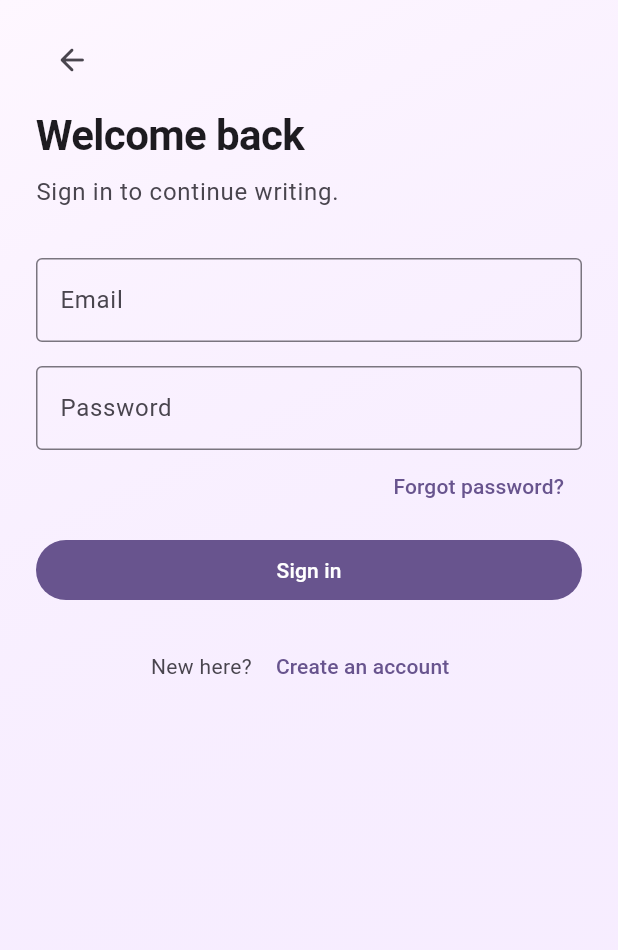
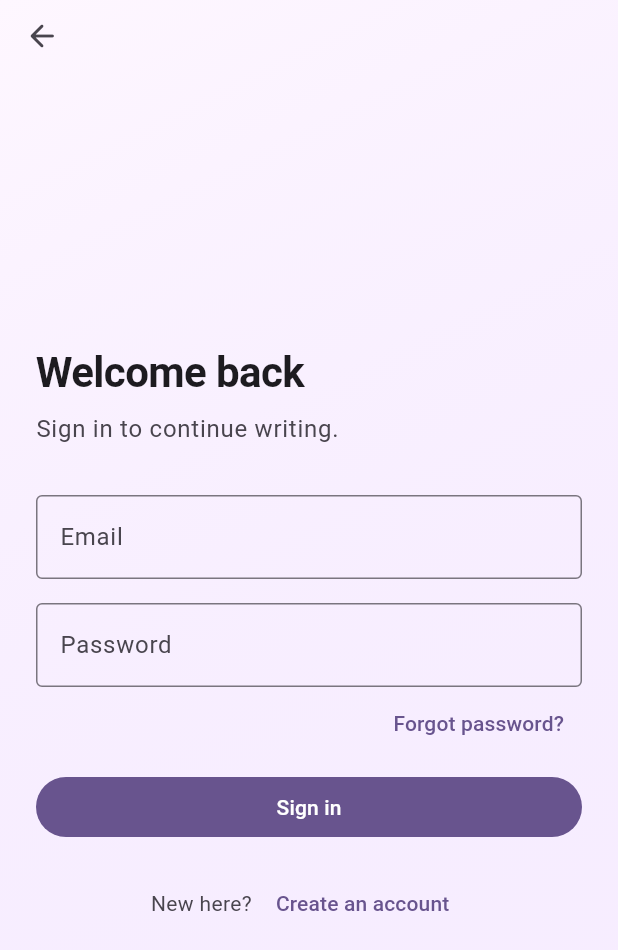
Before and after one commit to Gudynya/LuminaWriters, a Flutter app: the screen it shows after launch, after a tap on "Log in", on a phone screen of 412 x 824 dp. Shown: the top 950 px of the screen. Run offline on Flutter 3.47's test engine with Material 3 defaults, Android fonts, the phone set to English and light mode, and no system bars; network calls fail.

Commit message:
fix(ui): colocar la flecha atrás en la esquina superior izquierda en login y registro
Made-with: Cursor

```diff
--- a/app/lib/screens/login_page.dart
+++ b/app/lib/screens/login_page.dart
@@ -44,21 +44,31 @@ class _LoginPageState extends State<LoginPage> {
           ),
         ),
         child: SafeArea(
-          child: Center(
-            child: ConstrainedBox(
-              constraints: const BoxConstraints(maxWidth: 420),
-              child: ListView(
-                padding: const EdgeInsets.symmetric(horizontal: 24, vertical: 16),
+          child: Column(
+            crossAxisAlignment: CrossAxisAlignment.stretch,
             children: [
-                  Align(
-                    alignment: Alignment.centerLeft,
+              Padding(
+                padding: const EdgeInsetsDirectional.only(start: 4),
+                child: Align(
+                  alignment: AlignmentDirectional.topStart,
                   child: IconButton(
                     tooltip: 'Back',
+                    padding: EdgeInsets.zero,
+                    constraints: const BoxConstraints(minWidth: 48, minHeight: 48),
                     onPressed: () => Navigator.of(context).maybePop(),
                     icon: const Icon(Icons.arrow_back_rounded),
                   ),
                 ),
-                  const SizedBox(height: 8),
+              ),
+              Expanded(
+                child: Center(
+                  child: ConstrainedBox(
+                    constraints: const BoxConstraints(maxWidth: 420),
+                    child: SingleChildScrollView(
+                      padding: const EdgeInsets.fromLTRB(24, 8, 24, 24),
+                      child: Column(
+                        crossAxisAlignment: CrossAxisAlignment.stretch,
+                        children: [
                   Text(
                     kLoginWelcomeTitle,
                     style: theme.textTheme.headlineMedium?.copyWith(
@@ -133,6 +143,10 @@ class _LoginPageState extends State<LoginPage> {
                   ),
                 ),
               ),
+            ],
+          ),
+        ),
+      ),
     );
   }
 }
```
Also changed, not shown: app/lib/screens/sign_up_page.dart (+22 -8 lines). Lines whose indentation alone changed are shown as unchanged.
